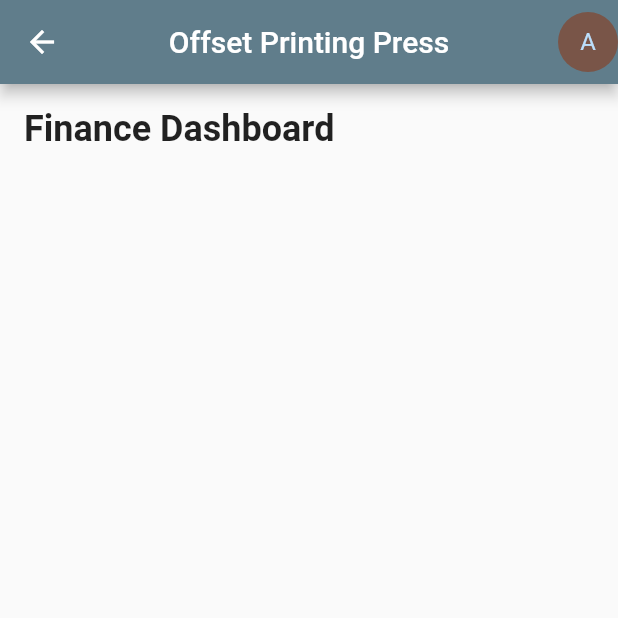
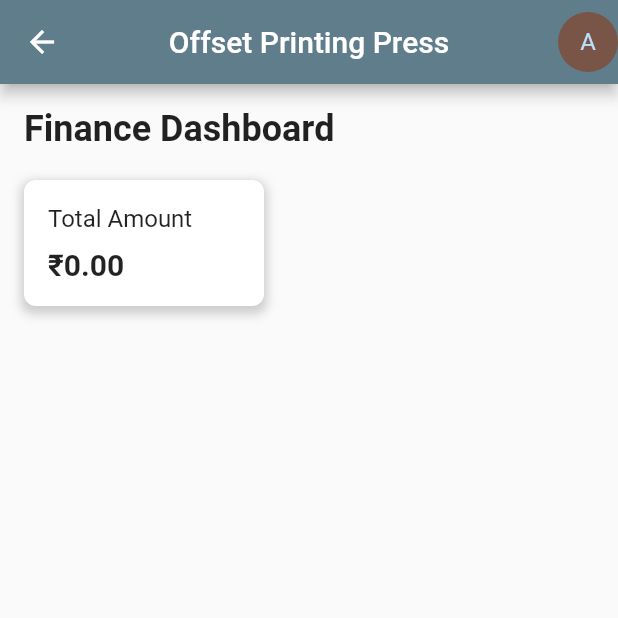
Before and after one commit to aagneye-syam/flutter_management_app, a Flutter app: the screen it shows after launch, on a phone screen of 412 x 824 dp, the top half of it. Run offline on Flutter 3.47's test engine with Material 2 defaults, Android fonts, the phone set to English and light mode, and no system bars.

```diff
--- a/lib/finance_dashboard.dart
+++ b/lib/finance_dashboard.dart
@@ -35,7 +35,9 @@ class FinanceDashboard extends StatelessWidget {
             SizedBox(height: 20),
             Row(
               mainAxisAlignment: MainAxisAlignment.spaceBetween,
-              children: [],
+              children: [
+                _buildDashboardTile('Total Amount', '₹0.00'),
+              ],
             ),
           ],
         ),
@@ -60,5 +62,14 @@ Widget _buildDashboardTile(String title, String amount) {
         ),
       ],
     ),
+    child: Column(
+      crossAxisAlignment: CrossAxisAlignment.start,
+      children: [
+        Text(title, style: TextStyle(fontSize: 16)),
+        SizedBox(height: 10),
+        Text(amount,
+            style: TextStyle(fontSize: 20, fontWeight: FontWeight.bold)),
+      ],
+    ),
   );
 }
```
